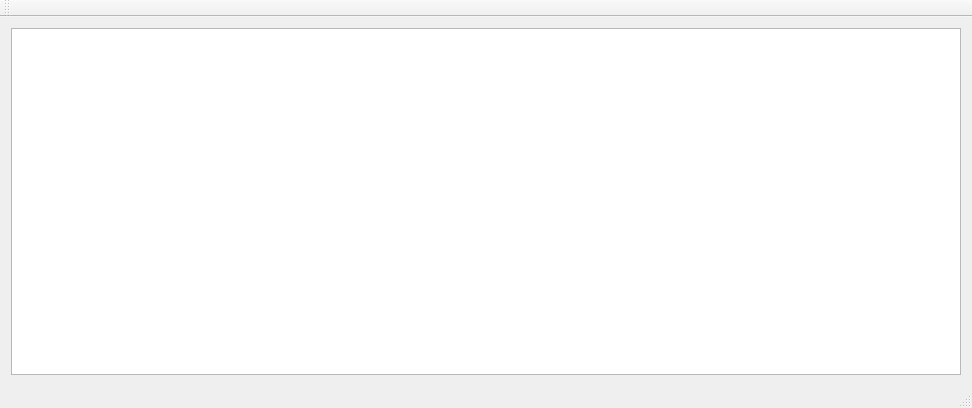
Above: mainwindow.ui from sutajiokousagi/xtaf-explorer before the change. Below: the same form after it.
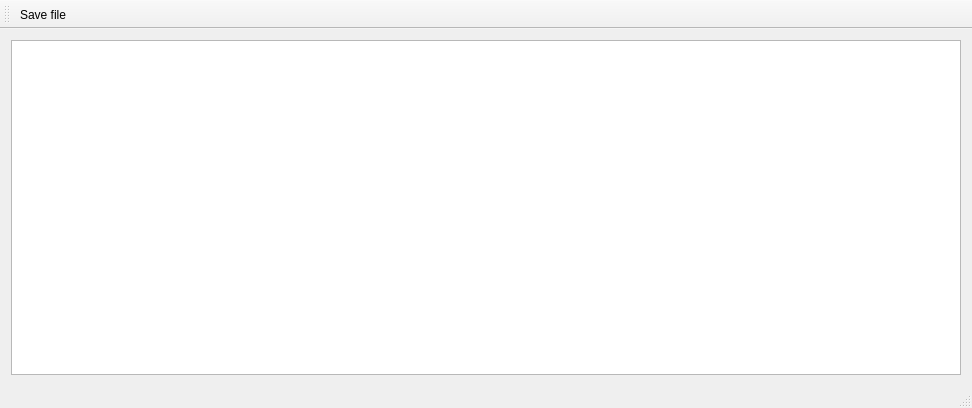
That is the form after the change.

What changed in the file:
```diff
--- a/mainwindow.ui
+++ b/mainwindow.ui
@@ -54,7 +54,13 @@
    <attribute name="toolBarBreak">
     <bool>false</bool>
    </attribute>
+   <addaction name="actionSaveFile"/>
   </widget>
+  <action name="actionSaveFile">
+   <property name="text">
+    <string>Save file</string>
+   </property>
+  </action>
  </widget>
  <layoutdefault spacing="6" margin="11"/>
  <resources/>
```
